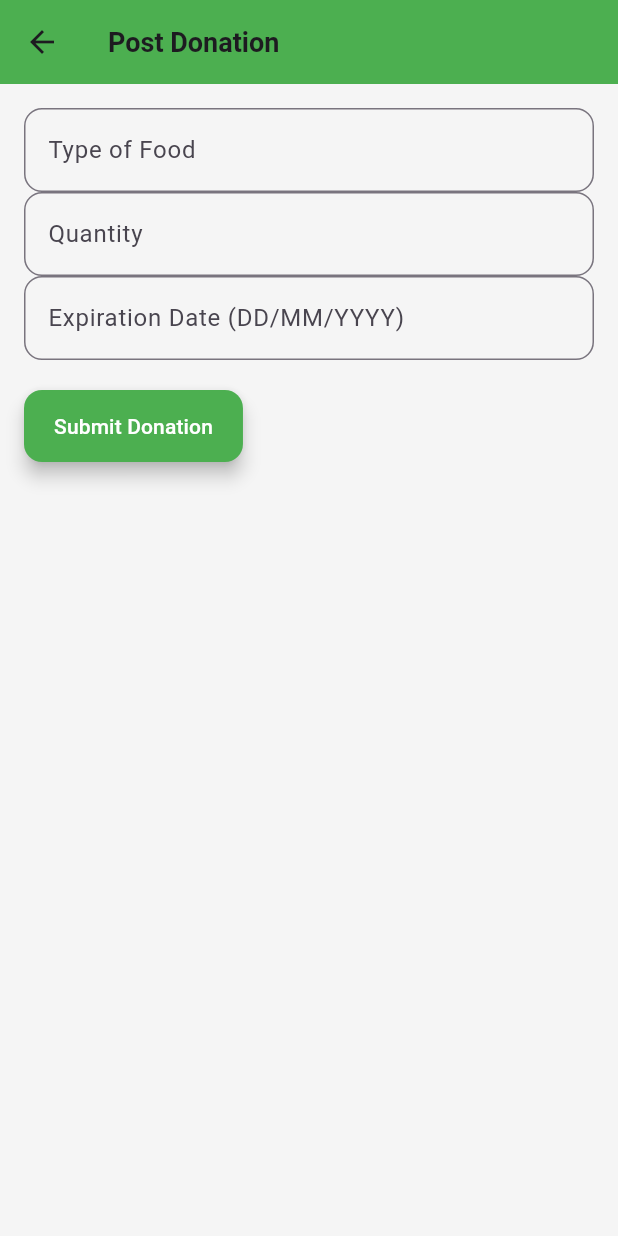
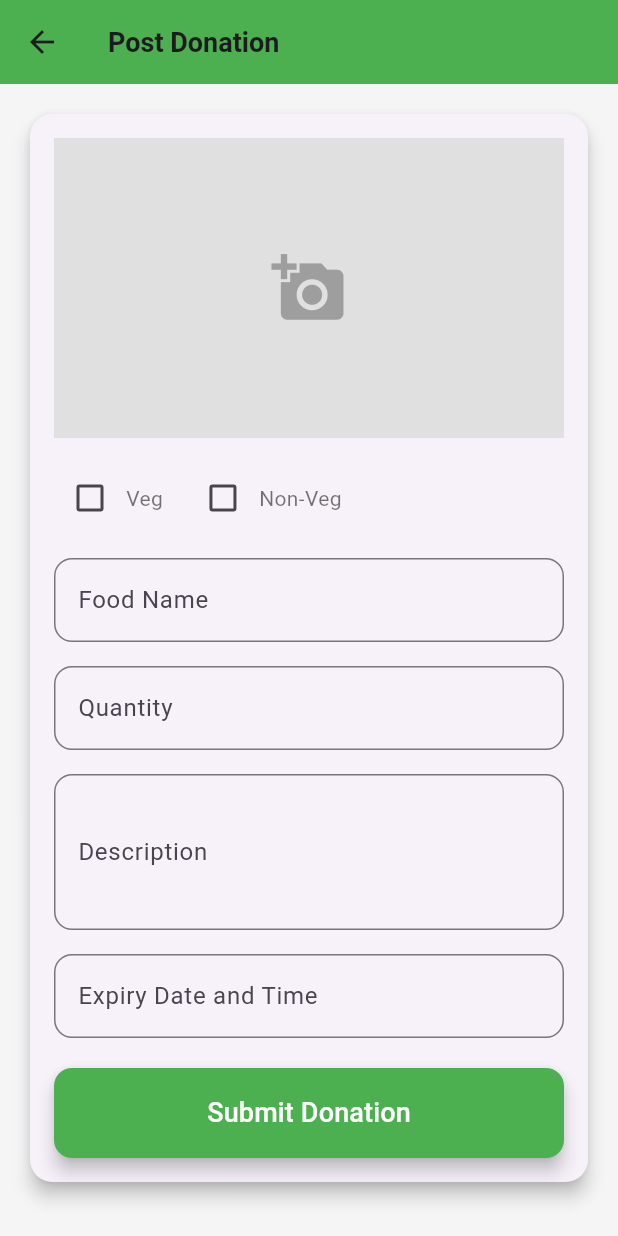
Before and after one commit to tanaya2005/Ves-Hack-It, a Flutter app: the PostDonationScreen screen opened directly, on a phone screen of 412 x 824 dp. Run offline on Flutter 3.47's test engine with Material 3 defaults, Android fonts, the phone set to English and light mode, and no system bars; our stand-ins replace google_sign_in, image_picker; missing offline and left inert: flutter_facebook_auth; Roboto replaces fonts that are missing (Poppins).

Commit message:
Post donation screen done

```diff
--- a/kindmeals/lib/screens/post_donation_screen.dart
+++ b/kindmeals/lib/screens/post_donation_screen.dart
@@ -1,4 +1,7 @@
+import 'dart:io';
+
 import 'package:flutter/material.dart';
+import 'package:image_picker/image_picker.dart';
 
 class PostDonationScreen extends StatefulWidget {
   const PostDonationScreen({super.key});
@@ -9,40 +12,159 @@ class PostDonationScreen extends StatefulWidget {
 
 class _PostDonationScreenState extends State<PostDonationScreen> {
   final _formKey = GlobalKey<FormState>();
-  final TextEditingController _foodTypeController = TextEditingController();
   final TextEditingController _quantityController = TextEditingController();
-  final TextEditingController _expirationDateController = TextEditingController();
+  final TextEditingController _expirationDateController =
+      TextEditingController();
+  final TextEditingController _descriptionController = TextEditingController();
+  final TextEditingController _foodNameController = TextEditingController();
+  XFile? _image;
+  bool _isVeg = false;
+  bool _isNonVeg = false;
+  TimeOfDay? _selectedTime;
+
+  final List<String> _foodSuggestions = [
+    'Vegetables',
+    'Fruits',
+    'Grains',
+    'Snacks',
+    'Beverages',
+    'Other',
+  ];
+
+  Future<void> _pickImage() async {
+    final picker = ImagePicker();
+    final XFile? pickedFile =
+        await picker.pickImage(source: ImageSource.gallery);
+    if (pickedFile != null) {
+      setState(() {
+        _image = pickedFile;
+      });
+    }
+  }
+
+  Future<void> _selectTime() async {
+    TimeOfDay? pickedTime = await showTimePicker(
+      context: context,
+      initialTime: TimeOfDay.now(),
+    );
+    if (pickedTime != null && pickedTime != _selectedTime) {
+      setState(() {
+        _selectedTime = pickedTime;
+      });
+    }
+  }
 
   void _submitDonation() {
     if (_formKey.currentState?.validate() ?? false) {
-      // Handle donation submission logic here
       ScaffoldMessenger.of(context).showSnackBar(
         const SnackBar(content: Text('Donation posted successfully!')),
       );
     }
   }
 
+  Future<void> _selectDateAndTime() async {
+    DateTime? pickedDate = await showDatePicker(
+      context: context,
+      initialDate: DateTime.now(),
+      firstDate: DateTime(2000),
+      lastDate: DateTime(2101),
+    );
+    if (pickedDate != null) {
+      _selectTime();
+      setState(() {
+        _expirationDateController.text =
+            '${pickedDate.day}/${pickedDate.month}/${pickedDate.year} ${_selectedTime?.format(context)}';
+      });
+    }
+  }
+
   @override
   Widget build(BuildContext context) {
     return Scaffold(
-      appBar: AppBar(title: const Text('Post Donation'), backgroundColor: Colors.green),
-      body: Padding(
+      appBar: AppBar(
+          title: const Text('Post Donation'), backgroundColor: Colors.green),
+      body: SingleChildScrollView(
+        padding: const EdgeInsets.all(16.0),
+        child: Card(
+          elevation: 5,
+          shape:
+              RoundedRectangleBorder(borderRadius: BorderRadius.circular(15)),
+          child: Padding(
             padding: const EdgeInsets.all(16.0),
             child: Form(
               key: _formKey,
               child: Column(
                 crossAxisAlignment: CrossAxisAlignment.start,
                 children: <Widget>[
-              TextFormField(
-                controller: _foodTypeController,
-                decoration: const InputDecoration(labelText: 'Type of Food'),
-                validator: (value) {
-                  if (value == null || value.isEmpty) {
-                    return 'Please enter the type of food';
-                  }
-                  return null;
+                  GestureDetector(
+                    onTap: _pickImage,
+                    child: _image == null
+                        ? Container(
+                            width: double.infinity,
+                            height: 200,
+                            color: Colors.grey[300],
+                            child: const Icon(Icons.add_a_photo,
+                                size: 50, color: Colors.grey),
+                          )
+                        : Image.file(File(_image!.path),
+                            width: double.infinity,
+                            height: 200,
+                            fit: BoxFit.cover),
+                  ),
+                  const SizedBox(height: 16),
+                  Row(
+                    children: <Widget>[
+                      Checkbox(
+                        value: _isVeg,
+                        onChanged: (bool? value) {
+                          setState(() {
+                            _isVeg = value ?? false;
+                          });
                         },
                       ),
+                      const Text('Veg'),
+                      const SizedBox(width: 16),
+                      Checkbox(
+                        value: _isNonVeg,
+                        onChanged: (bool? value) {
+                          setState(() {
+                            _isNonVeg = value ?? false;
+                          });
+                        },
+                      ),
+                      const Text('Non-Veg'),
+                    ],
+                  ),
+                  const SizedBox(height: 16),
+                  Autocomplete<String>(
+                    optionsBuilder: (TextEditingValue textEditingValue) {
+                      if (textEditingValue.text.isEmpty) {
+                        return const Iterable<String>.empty();
+                      }
+                      return _foodSuggestions.where((food) {
+                        return food
+                            .toLowerCase()
+                            .contains(textEditingValue.text.toLowerCase());
+                      });
+                    },
+                    onSelected: (String selection) {
+                      _foodNameController.text = selection;
+                    },
+                    fieldViewBuilder:
+                        (context, controller, focusNode, onEditingComplete) {
+                      return TextField(
+                        controller: controller,
+                        focusNode: focusNode,
+                        decoration: const InputDecoration(
+                          labelText: 'Food Name',
+                          border: OutlineInputBorder(
+                            borderRadius: BorderRadius.all(Radius.circular(12)),
+                          ),
+                        ),
+                      );
+                    },
+                  ),
+                  const SizedBox(height: 16),
                   TextFormField(
                     controller: _quantityController,
                     decoration: const InputDecoration(labelText: 'Quantity'),
@@ -57,25 +179,50 @@ class _PostDonationScreenState extends State<PostDonationScreen> {
                       return null;
                     },
                   ),
+                  const SizedBox(height: 16),
+                  TextFormField(
+                    controller: _descriptionController,
+                    decoration: const InputDecoration(labelText: 'Description'),
+                    maxLines: 3,
+                    validator: (value) {
+                      if (value == null || value.isEmpty) {
+                        return 'Please enter a description';
+                      }
+                      return null;
+                    },
+                  ),
+                  const SizedBox(height: 16),
                   TextFormField(
                     controller: _expirationDateController,
-                decoration: const InputDecoration(labelText: 'Expiration Date (DD/MM/YYYY)'),
+                    decoration: const InputDecoration(
+                        labelText: 'Expiry Date and Time'),
                     keyboardType: TextInputType.datetime,
+                    readOnly: true,
+                    onTap: _selectDateAndTime,
                     validator: (value) {
                       if (value == null || value.isEmpty) {
-                    return 'Please enter the expiration date';
+                        return 'Please select an expiration date and time';
                       }
-                  // Add a simple date validation here if needed
                       return null;
                     },
                   ),
                   const SizedBox(height: 20),
-              ElevatedButton(
+                  Center(
+                    child: ElevatedButton(
                       onPressed: _submitDonation,
-                child: const Text('Submit Donation'),
-                style: ElevatedButton.styleFrom(backgroundColor: Colors.green),
+                      style: ElevatedButton.styleFrom(
+                        backgroundColor: Colors.green,
+                        minimumSize: const Size(double.infinity, 60),
+                      ),
+                      child: const Text(
+                        'Submit Donation',
+                        style: TextStyle(fontSize: 18),
+                      ),
+                    ),
                   ),
                 ],
+              ),
+            ),
           ),
         ),
       ),
--- a/kindmeals/pubspec.yaml
+++ b/kindmeals/pubspec.yaml
@@ -38,6 +38,7 @@ dependencies:
     sdk: flutter
   google_sign_in: ^6.2.2
   flutter_facebook_auth: ^7.1.1
+  image_picker: ^1.1.2
 
 dev_dependencies:
   flutter_test:
```
Also changed, not shown: kindmeals/pubspec.lock, 5 other files. Lines whose indentation alone changed are shown as unchanged.
